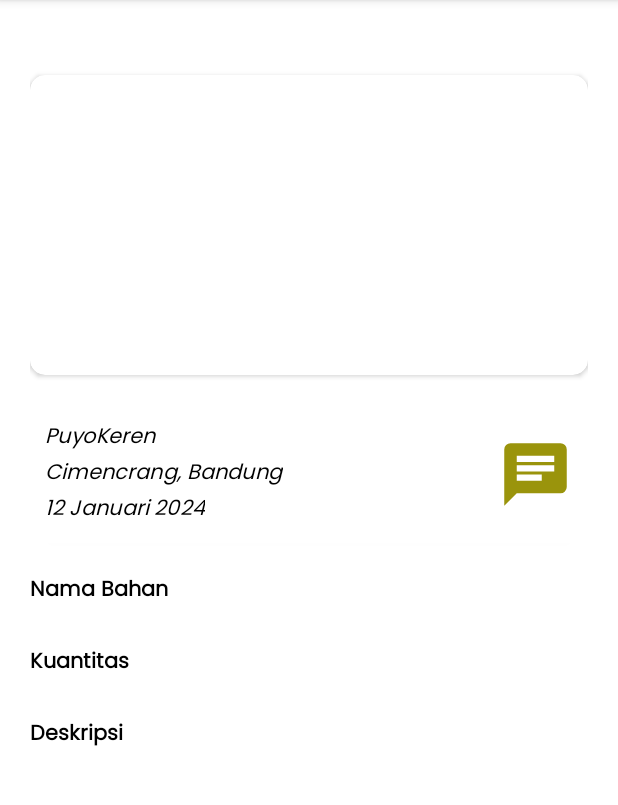
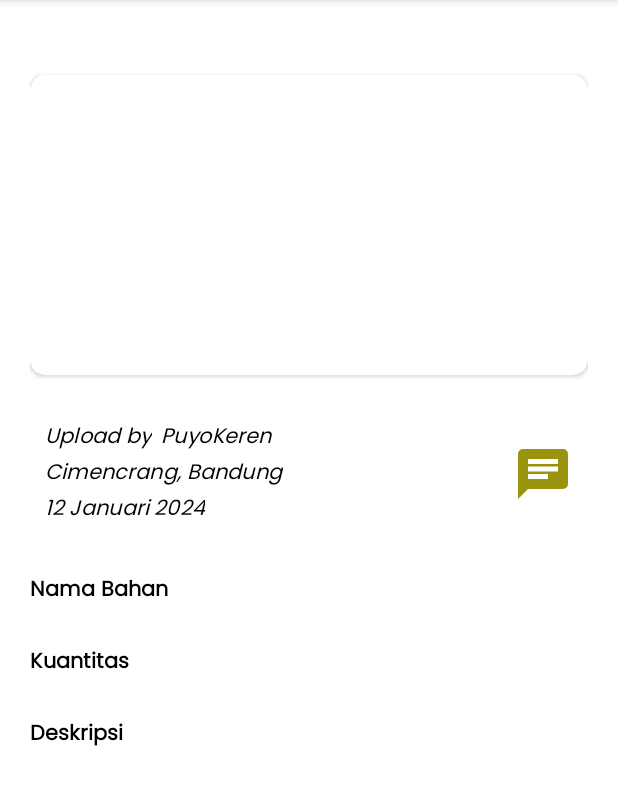
Before and after one commit to tiaak/Product-Capstone-InSwap, an Android app: the DetailActivity screen opened directly, with no data from a screen before it, on a phone screen of 412 x 824 dp, the part 84-889 px from its top. Run offline under Robolectric (Android 15) with nearby library versions, the phone set to English and light mode, and no system bars.

```diff
--- a/app/src/main/java/com/example/inswap/ui/home/HomeViewModel.kt
+++ b/app/src/main/java/com/example/inswap/ui/home/HomeViewModel.kt
@@ -6,8 +6,4 @@ import androidx.lifecycle.ViewModel
 
 class HomeViewModel : ViewModel() {
 
-    private val _text = MutableLiveData<String>().apply {
-        value = "This is home Fragment"
-    }
-    val text: LiveData<String> = _text
 }
--- a/app/src/main/res/layout/activity_detail.xml
+++ b/app/src/main/res/layout/activity_detail.xml
@@ -50,12 +50,28 @@
                 app:layout_constraintStart_toStartOf="parent"
                 app:layout_constraintTop_toTopOf="parent">
 
-                <TextView
-                    android:id="@+id/uploaderName"
+                <LinearLayout
                     android:layout_width="wrap_content"
                     android:layout_height="wrap_content"
-                    android:text="PuyoKeren"
-                    android:textStyle="italic" />
+                    android:orientation="horizontal">
+
+                    <TextView
+                        android:layout_width="wrap_content"
+                        android:layout_height="wrap_content"
+                        android:text="Upload by"
+                        android:textStyle="italic"
+                        android:layout_marginEnd="6dp"/>
+
+                    <TextView
+                        android:id="@+id/uploaderName"
+                        android:layout_width="wrap_content"
+                        android:layout_height="wrap_content"
+                        android:text="PuyoKeren"
+                        android:textStyle="italic" />
+
+                </LinearLayout>
+
+
 
                 <TextView
                     android:id="@+id/lokasiTv"
@@ -74,8 +90,8 @@
 
             <ImageView
                 android:id="@+id/chatIcon"
-                android:layout_width="50dp"
-                android:layout_height="50dp"
+                android:layout_width="40dp"
+                android:layout_height="40dp"
                 android:contentDescription="@string/chat_icon"
                 android:scaleType="fitXY"
                 android:src="@drawable/ic_chat"
--- a/app/src/main/res/layout/activity_upload.xml
+++ b/app/src/main/res/layout/activity_upload.xml
@@ -17,8 +17,7 @@
         app:layout_constraintEnd_toEndOf="parent"
         app:layout_constraintStart_toStartOf="parent"
         app:layout_constraintTop_toTopOf="parent"
-        app:srcCompat="@drawable/ic_place_holder"
-        app:tint="?attr/colorPrimaryVariant"/>
+        app:srcCompat="@drawable/ic_place_holder" />
 
 
     <LinearLayout
--- a/app/src/main/res/layout/fragment_scan.xml
+++ b/app/src/main/res/layout/fragment_scan.xml
@@ -18,19 +18,19 @@
         app:layout_constraintHorizontal_bias="1.0"
         app:layout_constraintStart_toStartOf="parent"
         app:layout_constraintTop_toTopOf="parent"
-        app:srcCompat="@drawable/ic_place_holder"
-        app:tint="?attr/colorPrimaryVariant"/>
+        app:srcCompat="@drawable/ic_place_holder"/>
 
     <TextView
         android:id="@+id/searchRecipeTextView"
         android:layout_width="wrap_content"
         android:layout_height="wrap_content"
+        android:layout_marginTop="20dp"
         android:text="@string/cari_resep"
         android:textSize="20sp"
         android:textStyle="bold"
         app:layout_constraintEnd_toEndOf="parent"
         app:layout_constraintStart_toStartOf="parent"
-        app:layout_constraintTop_toBottomOf="@id/previewImageView"/>
+        app:layout_constraintTop_toBottomOf="@id/previewImageView" />
 
     <TextView
         android:id="@+id/commandTextView"
--- /dev/null
+++ b/app/src/main/res/xml/file_paths.xml
@@ -0,0 +1,6 @@
+<?xml version="1.0" encoding="utf-8"?>
+<paths xmlns:android="http://schemas.android.com/apk/res/android">
+    <external-files-path
+        name="my_images"
+        path="Pictures" />
+</paths>
```
Also changed, not shown: app/src/main/AndroidManifest.xml (+24 -6 lines), app/src/main/java/com/example/inswap/Utils.kt (added, +44 -0 lines), app/src/main/java/com/example/inswap/ui/scan/ScanFragment.kt (+44 -8 lines), app/src/main/java/com/example/inswap/ui/upload/UploadActivity.kt (+49 -1 lines).
